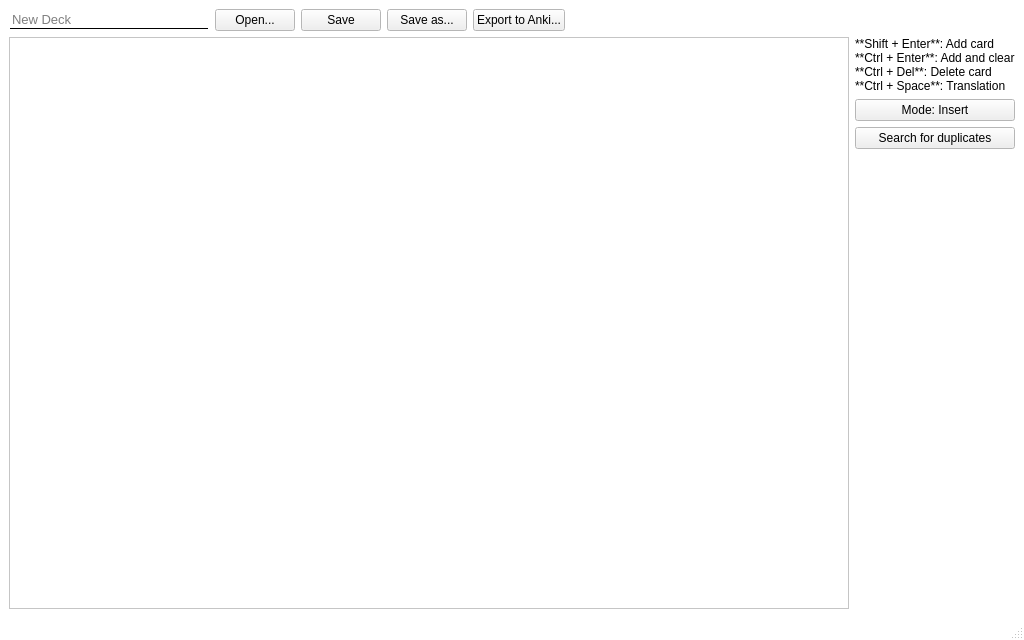
Above: ui/main_window.ui from KrusnikViers/Lexicanum before the change. Below: the same form after it.
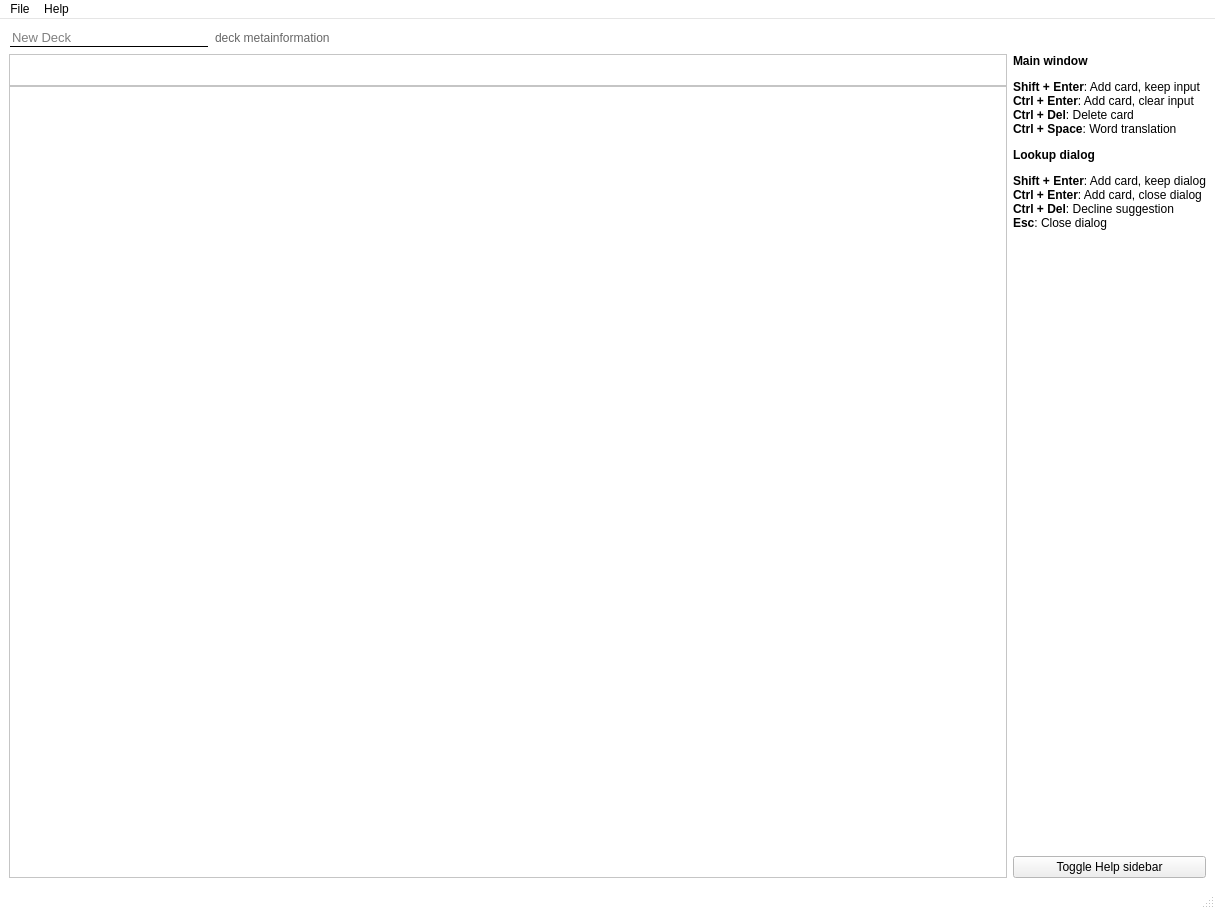
That is the form after the change.

Commit message: UI overhaul begins

The edit to the form file:
```diff
--- a/ui/main_window.ui
+++ b/ui/main_window.ui
@@ -6,8 +6,8 @@
    <rect>
     <x>0</x>
     <y>0</y>
-    <width>1024</width>
-    <height>640</height>
+    <width>1215</width>
+    <height>909</height>
    </rect>
   </property>
   <property name="minimumSize">
@@ -82,6 +82,60 @@
   </property>
   <widget class="QWidget" name="centralwidget">
    <layout class="QGridLayout" name="main_layout">
+    <item row="1" column="0">
+     <layout class="QVBoxLayout" name="_table_view_layout">
+      <property name="spacing">
+       <number>0</number>
+      </property>
+      <item>
+       <widget class="QTableView" name="input_table_view_placeholder">
+        <property name="maximumSize">
+         <size>
+          <width>16777215</width>
+          <height>32</height>
+         </size>
+        </property>
+       </widget>
+      </item>
+      <item>
+       <widget class="QTableView" name="cards_table_view_placeholder"/>
+      </item>
+     </layout>
+    </item>
+    <item row="1" column="1">
+     <layout class="QVBoxLayout" name="_table_right_sidebar_layout">
+      <item>
+       <widget class="QLabel" name="_help_label">
+        <property name="text">
+         <string>&lt;html&gt;&lt;head/&gt;&lt;body&gt;&lt;p&gt;&lt;span style=&quot; font-weight:700;&quot;&gt;Main window&lt;/span&gt;&lt;/p&gt;&lt;p&gt;&lt;span style=&quot; font-weight:700;&quot;&gt;Shift + Enter&lt;/span&gt;: Add card, keep input&lt;br/&gt;&lt;span style=&quot; font-weight:700;&quot;&gt;Ctrl + Enter&lt;/span&gt;: Add card, clear input&lt;br/&gt;&lt;span style=&quot; font-weight:700;&quot;&gt;Ctrl + Del&lt;/span&gt;: Delete card&lt;br/&gt;&lt;span style=&quot; font-weight:700;&quot;&gt;Ctrl + Space&lt;/span&gt;: Word translation&lt;/p&gt;&lt;p&gt;&lt;span style=&quot; font-weight:700;&quot;&gt;Lookup dialog&lt;/span&gt;&lt;/p&gt;&lt;p&gt;&lt;span style=&quot; font-weight:700;&quot;&gt;Shift + Enter&lt;/span&gt;: Add card, keep dialog&lt;br/&gt;&lt;span style=&quot; font-weight:700;&quot;&gt;Ctrl + Enter&lt;/span&gt;: Add card, close dialog&lt;br/&gt;&lt;span style=&quot; font-weight:700;&quot;&gt;Ctrl + Del&lt;/span&gt;: Decline suggestion&lt;br/&gt;&lt;span style=&quot; font-weight:700;&quot;&gt;Esc&lt;/span&gt;: Close dialog&lt;/p&gt;&lt;/body&gt;&lt;/html&gt;</string>
+        </property>
+        <property name="textFormat">
+         <enum>Qt::AutoText</enum>
+        </property>
+       </widget>
+      </item>
+      <item>
+       <spacer name="_spacer_2">
+        <property name="orientation">
+         <enum>Qt::Vertical</enum>
+        </property>
+        <property name="sizeHint" stdset="0">
+         <size>
+          <width>20</width>
+          <height>40</height>
+         </size>
+        </property>
+       </spacer>
+      </item>
+      <item>
+       <widget class="QPushButton" name="toggle_sidebar">
+        <property name="text">
+         <string>Toggle Help sidebar</string>
+        </property>
+       </widget>
+      </item>
+     </layout>
+    </item>
     <item row="0" column="0" colspan="2">
      <layout class="QHBoxLayout" name="_project_layout">
       <item>
@@ -117,30 +171,12 @@
        </widget>
       </item>
       <item>
-       <widget class="QPushButton" name="deck_open">
-        <property name="text">
-         <string>Open...</string>
+       <widget class="QLabel" name="deck_info">
+        <property name="styleSheet">
+         <string notr="true">color: #666</string>
         </property>
-       </widget>
-      </item>
-      <item>
-       <widget class="QPushButton" name="deck_save">
         <property name="text">
-         <string>Save</string>
-        </property>
-       </widget>
-      </item>
-      <item>
-       <widget class="QPushButton" name="deck_save_as">
-        <property name="text">
-         <string>Save as...</string>
-        </property>
-       </widget>
-      </item>
-      <item>
-       <widget class="QPushButton" name="deck_export_anki">
-        <property name="text">
-         <string>Export to Anki...</string>
+         <string>deck metainformation</string>
         </property>
        </widget>
       </item>
@@ -159,56 +195,85 @@
       </item>
      </layout>
     </item>
-    <item row="1" column="0">
-     <widget class="QTableView" name="cards_table_view_placeholder"/>
-    </item>
-    <item row="1" column="1">
-     <layout class="QVBoxLayout" name="_table_right_sidebar_layout">
-      <item>
-       <widget class="QLabel" name="label">
-        <property name="text">
-         <string>**Shift + Enter**: Add card  
-**Ctrl + Enter**: Add and clear  
-**Ctrl + Del**: Delete card  
-**Ctrl + Space**: Translation</string>
-        </property>
-        <property name="textFormat">
-         <enum>Qt::MarkdownText</enum>
-        </property>
-       </widget>
-      </item>
-      <item>
-       <widget class="QPushButton" name="mode_toggle">
-        <property name="text">
-         <string>Mode: Insert</string>
-        </property>
-       </widget>
-      </item>
-      <item>
-       <widget class="QPushButton" name="mode_search_duplicates">
-        <property name="text">
-         <string>Search for duplicates</string>
-        </property>
-       </widget>
-      </item>
-      <item>
-       <spacer name="_spacer_2">
-        <property name="orientation">
-         <enum>Qt::Vertical</enum>
-        </property>
-        <property name="sizeHint" stdset="0">
-         <size>
-          <width>20</width>
-          <height>40</height>
-         </size>
-        </property>
-       </spacer>
-      </item>
-     </layout>
-    </item>
    </layout>
   </widget>
   <widget class="QStatusBar" name="app_status_bar_placeholder"/>
+  <widget class="QMenuBar" name="_top_menu">
+   <property name="geometry">
+    <rect>
+     <x>0</x>
+     <y>0</y>
+     <width>1215</width>
+     <height>22</height>
+    </rect>
+   </property>
+   <widget class="QMenu" name="_menu_deck">
+    <property name="title">
+     <string>File</string>
+    </property>
+    <addaction name="menu_new"/>
+    <addaction name="menu_open"/>
+    <addaction name="menu_save"/>
+    <addaction name="menu_save_as"/>
+    <addaction name="menu_export"/>
+   </widget>
+   <widget class="QMenu" name="_menu_help">
+    <property name="title">
+     <string>Help</string>
+    </property>
+    <addaction name="menu_toggle_sidebar"/>
+   </widget>
+   <addaction name="_menu_deck"/>
+   <addaction name="_menu_help"/>
+  </widget>
+  <action name="menu_save">
+   <property name="text">
+    <string>Save</string>
+   </property>
+   <property name="shortcut">
+    <string>Ctrl+S</string>
+   </property>
+  </action>
+  <action name="menu_save_as">
+   <property name="text">
+    <string>Save as...</string>
+   </property>
+   <property name="shortcut">
+    <string>Ctrl+Shift+S</string>
+   </property>
+  </action>
+  <action name="menu_open">
+   <property name="text">
+    <string>Open...</string>
+   </property>
+   <property name="shortcut">
+    <string>Ctrl+O</string>
+   </property>
+  </action>
+  <action name="menu_export">
+   <property name="text">
+    <string>Export to Anki...</string>
+   </property>
+   <property name="shortcut">
+    <string>Ctrl+E</string>
+   </property>
+  </action>
+  <action name="menu_new">
+   <property name="text">
+    <string>New deck</string>
+   </property>
+   <property name="shortcut">
+    <string>Ctrl+N</string>
+   </property>
+  </action>
+  <action name="menu_toggle_sidebar">
+   <property name="text">
+    <string>Toggle help sidebar</string>
+   </property>
+   <property name="shortcut">
+    <string>Ctrl+H</string>
+   </property>
+  </action>
  </widget>
  <resources/>
  <connections/>
```
Left out of the diff: 2 changed lines with no effect on the pictures. The commit also changes 1 other file.
